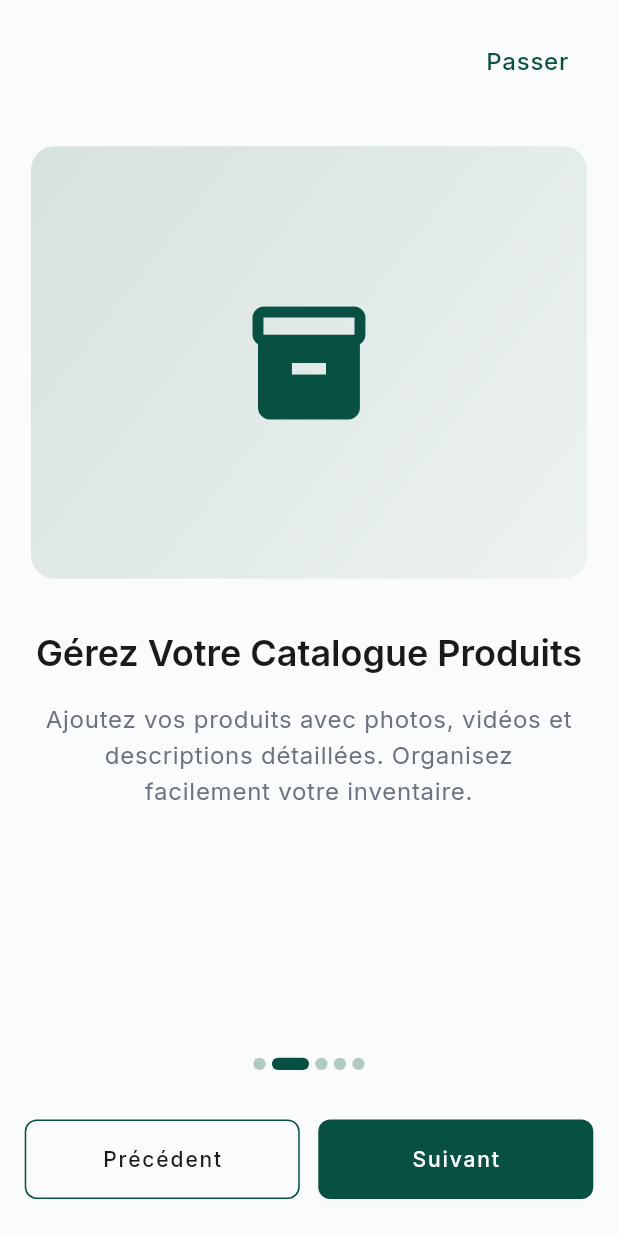
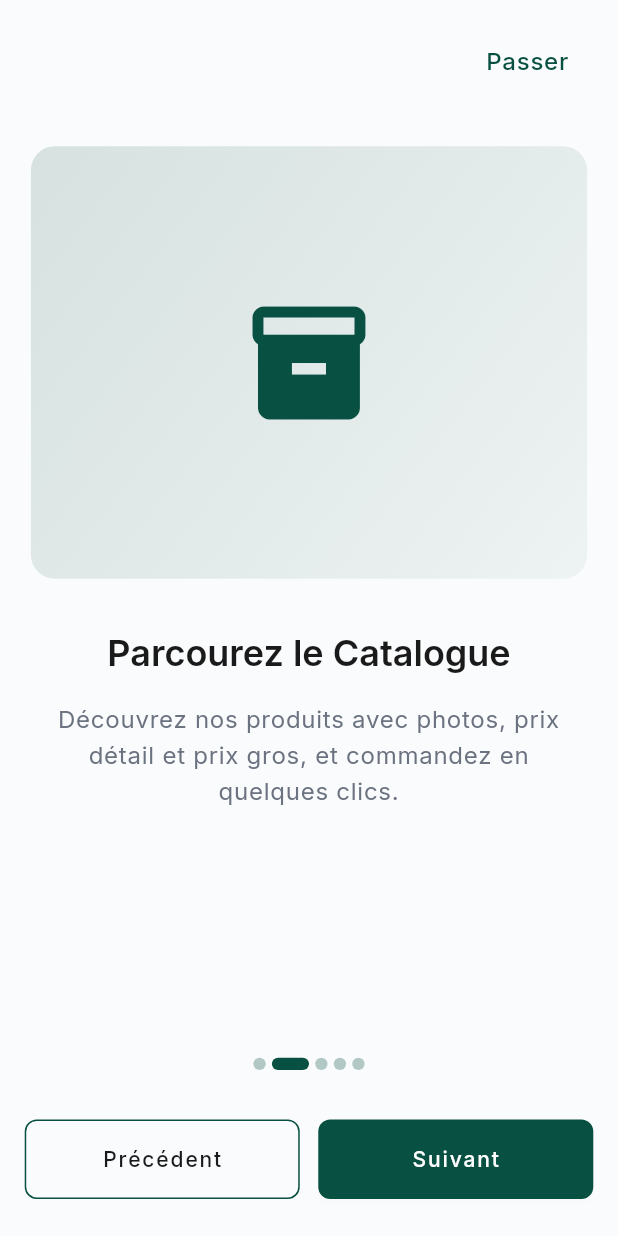
Before and after one commit to Anju-codermad/AkoraHub-app, a Flutter app: the screen it shows after launch, swiped to page 2, on a phone screen of 412 x 824 dp. Run offline on Flutter 3.47's test engine with Material 3 defaults, Android fonts, the phone set to English and light mode, and no system bars; drawn by our look-alikes of smooth_page_indicator; our stand-ins replace audioplayers, cached_network_image, connectivity_plus, file_picker, firebase_core, firebase_messaging and 19 more; missing offline and left inert: agora_rtc_engine, mobile_scanner, record, screen_protector; accounts and stored records are empty.

Commit message:
fix: texte d'onboarding neutre (AkoraHub n'est pas un SaaS multi-commerces)
L'ancien texte ("Créez Votre Profil d'Entreprise", "Gérez Votre
Catalogue Produits"...) laissait croire que chaque utilisateur crée sa
propre entreprise dans l'app. AkoraHub est l'app dédiée d'Akora
Fanadiovana — texte réécrit pour décrire ce que l'app fait réellement
(catalogue, échanges, suivi commandes, Académie). Icônes inchangées.

```diff
--- a/lib/presentation/onboarding_flow/onboarding_flow.dart
+++ b/lib/presentation/onboarding_flow/onboarding_flow.dart
@@ -19,41 +19,47 @@ class _OnboardingFlowState extends State<OnboardingFlow> {
   final PageController _pageController = PageController();
   int _currentPage = 0;
 
-  // Onboarding pages data
+  // Onboarding pages data — texte neutre (04/08) : AkoraHub est l'app
+  // dédiée d'Akora Fanadiovana, pas une plateforme où chaque utilisateur
+  // crée sa propre entreprise/catalogue. L'ancien texte ("Créez Votre
+  // Profil d'Entreprise", "Gérez Votre Catalogue"...) laissait croire à
+  // un onboarding multi-commerces façon SaaS — corrigé pour décrire ce
+  // que l'app fait réellement, pour tout nouvel utilisateur (client ou
+  // staff), avant même le choix du rôle à la connexion.
   final List<Map<String, dynamic>> _onboardingPages = [
     {
-      "title": "Créez Votre Profil d'Entreprise",
+      "title": "Bienvenue sur AkoraHub",
       "description":
-          "Configurez votre identité visuelle avec logo, photos et informations complètes pour attirer vos clients.",
-      "semanticLabel": "Icône représentant la gestion du profil d'entreprise",
+          "L'application d'Akora Fanadiovana : produits d'hygiène, peinture ARCA et formations professionnelles, réunis au même endroit.",
+      "semanticLabel": "Icône représentant AkoraHub",
       "iconName": "business",
     },
     {
-      "title": "Gérez Votre Catalogue Produits",
+      "title": "Parcourez le Catalogue",
       "description":
-          "Ajoutez vos produits avec photos, vidéos et descriptions détaillées. Organisez facilement votre inventaire.",
-      "semanticLabel": "Icône représentant la gestion du catalogue produits",
+          "Découvrez nos produits avec photos, prix détail et prix gros, et commandez en quelques clics.",
+      "semanticLabel": "Icône représentant le catalogue de produits",
       "iconName": "inventory_2",
     },
     {
-      "title": "Engagez Vos Clients",
+      "title": "Échangez Facilement",
       "description":
-          "Communiquez directement via WhatsApp, suivez les prospects et gérez les rendez-vous en un seul endroit.",
-      "semanticLabel": "Icône représentant l'engagement client",
+          "Contactez notre équipe par messagerie ou WhatsApp, et retrouvez la communauté AkoraHub.",
+      "semanticLabel": "Icône représentant l'échange avec l'équipe et la communauté",
       "iconName": "people",
     },
     {
-      "title": "Analysez Vos Performances",
+      "title": "Suivez Vos Commandes",
       "description":
-          "Suivez vos ventes, conversions et statistiques en temps réel avec des rapports détaillés exportables.",
-      "semanticLabel": "Icône représentant l'analyse des performances",
+          "Consultez l'état de vos commandes et devis, de la validation jusqu'à la livraison.",
+      "semanticLabel": "Icône représentant le suivi des commandes",
       "iconName": "analytics",
     },
     {
-      "title": "Développez Votre Activité",
+      "title": "Formez-Vous avec Akora",
       "description":
-          "Accédez à tous les outils professionnels d'AkoraHub — catalogue, commandes, livraison et communauté — pour faire grandir votre activité au quotidien.",
-      "semanticLabel": "Icône représentant la croissance de l'activité",
+          "Accédez à l'Académie AkoraHub pour développer vos compétences et suivre nos dernières nouveautés.",
+      "semanticLabel": "Icône représentant l'Académie AkoraHub",
       "iconName": "trending_up",
     },
   ];
```
Also changed, not shown: 1 other file.
